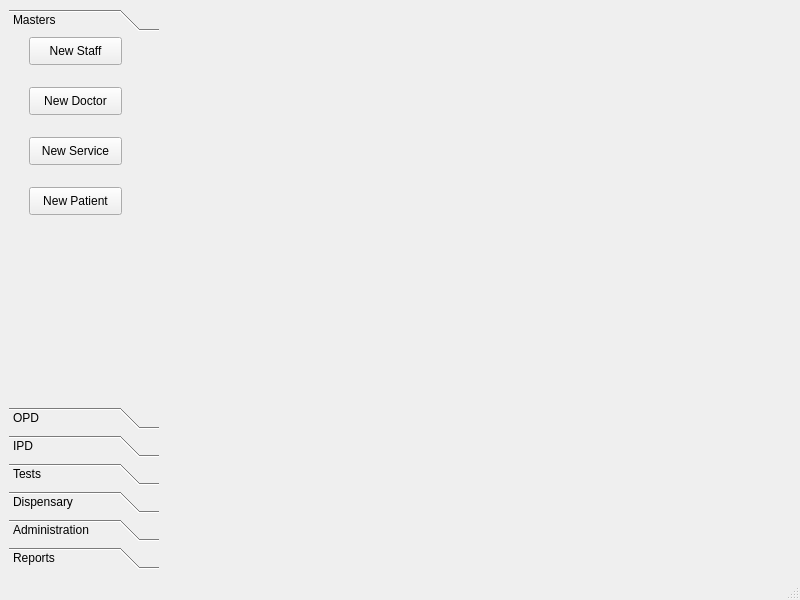
Qt form Application/mainwindow.ui (quasar-pankaj/HMSMain) before a commit.
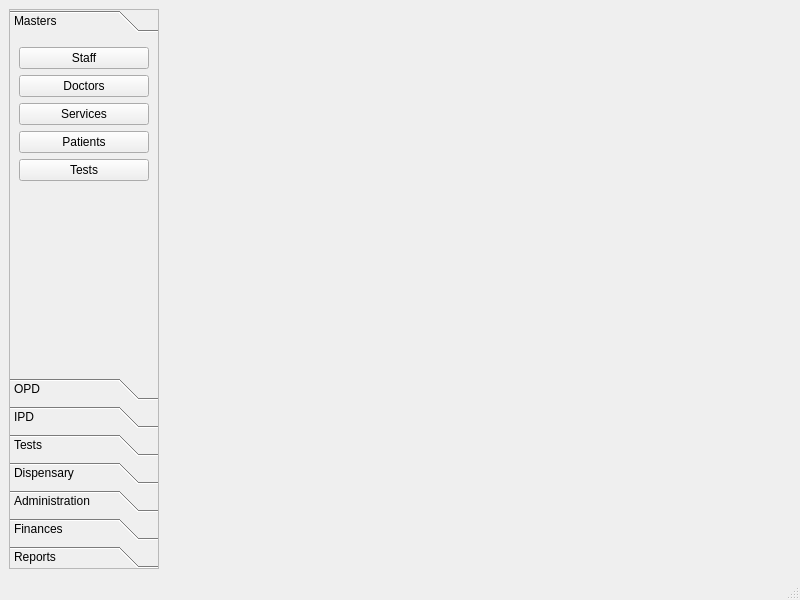
The same form after that commit. The open tabs and pages were chosen to show the change.

```diff
--- a/Application/mainwindow.ui
+++ b/Application/mainwindow.ui
@@ -25,65 +25,81 @@
           <height>16777215</height>
          </size>
         </property>
+        <property name="frameShape">
+         <enum>QFrame::StyledPanel</enum>
+        </property>
+        <property name="frameShadow">
+         <enum>QFrame::Sunken</enum>
+        </property>
         <property name="currentIndex">
          <number>0</number>
         </property>
         <widget class="QWidget" name="mastersPage">
+         <property name="geometry">
+          <rect>
+           <x>0</x>
+           <y>0</y>
+           <width>148</width>
+           <height>275</height>
+          </rect>
+         </property>
          <attribute name="label">
           <string>Masters</string>
          </attribute>
-         <widget class="QPushButton" name="pushButtonStaff">
-          <property name="geometry">
-           <rect>
-            <x>20</x>
-            <y>0</y>
-            <width>93</width>
-            <height>28</height>
-           </rect>
-          </property>
-          <property name="text">
-           <string>New Staff</string>
-          </property>
-         </widget>
-         <widget class="QPushButton" name="pushButtonDoctor">
-          <property name="geometry">
-           <rect>
-            <x>20</x>
-            <y>50</y>
-            <width>93</width>
-            <height>28</height>
-           </rect>
-          </property>
-          <property name="text">
-           <string>New Doctor</string>
-          </property>
-         </widget>
-         <widget class="QPushButton" name="pushButtonService">
-          <property name="geometry">
-           <rect>
-            <x>20</x>
-            <y>100</y>
-            <width>93</width>
-            <height>28</height>
-           </rect>
-          </property>
-          <property name="text">
-           <string>New Service</string>
-          </property>
-         </widget>
-         <widget class="QPushButton" name="pushButtonPatient">
-          <property name="geometry">
-           <rect>
-            <x>20</x>
-            <y>150</y>
-            <width>93</width>
-            <height>28</height>
-           </rect>
-          </property>
-          <property name="text">
-           <string>New Patient</string>
-          </property>
-         </widget>
+         <layout class="QVBoxLayout" name="verticalLayout_2">
+          <item>
+           <layout class="QVBoxLayout" name="verticalLayout">
+            <item>
+             <widget class="QPushButton" name="pushButtonStaff">
+              <property name="text">
+               <string>Staff</string>
+              </property>
+             </widget>
+            </item>
+            <item>
+             <widget class="QPushButton" name="pushButtonDoctor">
+              <property name="text">
+               <string>Doctors</string>
+              </property>
+             </widget>
+            </item>
+            <item>
+             <widget class="QPushButton" name="pushButtonService">
+              <property name="text">
+               <string>Services</string>
+              </property>
+             </widget>
+            </item>
+            <item>
+             <widget class="QPushButton" name="pushButtonPatient">
+              <property name="text">
+               <string>Patients</string>
+              </property>
+             </widget>
+            </item>
+            <item>
+             <widget class="QPushButton" name="pushButtonTests">
+              <property name="text">
+               <string>Tests</string>
+              </property>
+             </widget>
+            </item>
+            <item>
+             <spacer name="verticalSpacer">
+              <property name="orientation">
+               <enum>Qt::Vertical</enum>
+              </property>
+              <property name="sizeHint" stdset="0">
+               <size>
+                <width>20</width>
+                <height>40</height>
+               </size>
+              </property>
+             </spacer>
+            </item>
+           </layout>
+          </item>
+         </layout>
         </widget>
         <widget class="QWidget" name="opdPage">
          <property name="geometry">
@@ -177,6 +193,105 @@
          <attribute name="label">
           <string>Administration</string>
          </attribute>
+         <layout class="QVBoxLayout" name="verticalLayout_12">
+          <item>
+           <layout class="QVBoxLayout" name="verticalLayout_11">
+            <item>
+             <widget class="QPushButton" name="pushButton_16">
+              <property name="text">
+               <string>OPD Monitor</string>
+              </property>
+             </widget>
+            </item>
+            <item>
+             <widget class="QPushButton" name="pushButton_17">
+              <property name="text">
+               <string>IPD Monitor</string>
+              </property>
+             </widget>
+            </item>
+            <item>
+             <widget class="QPushButton" name="pushButton_18">
+              <property name="text">
+               <string>Dispensary Inventory</string>
+              </property>
+             </widget>
+            </item>
+            <item>
+             <widget class="QPushButton" name="pushButton_19">
+              <property name="text">
+               <string>Periodical Balances</string>
+              </property>
+             </widget>
+            </item>
+            <item>
+             <widget class="QPushButton" name="pushButton_22">
+              <property name="text">
+               <string>Stock</string>
+              </property>
+             </widget>
+            </item>
+            <item>
+             <widget class="QPushButton" name="pushButton_23">
+              <property name="text">
+               <string>Inventory</string>
+              </property>
+             </widget>
+            </item>
+            <item>
+             <spacer name="verticalSpacer_6">
+              <property name="orientation">
+               <enum>Qt::Vertical</enum>
+              </property>
+              <property name="sizeHint" stdset="0">
+               <size>
+                <width>20</width>
+                <height>40</height>
+               </size>
+              </property>
+             </spacer>
+            </item>
+           </layout>
+          </item>
+         </layout>
+        </widget>
+        <widget class="QWidget" name="financesPage">
+         <attribute name="label">
+          <string>Finances</string>
+         </attribute>
+         <layout class="QVBoxLayout" name="verticalLayout_14">
+          <item>
+           <layout class="QVBoxLayout" name="verticalLayout_13">
+            <item>
+             <widget class="QPushButton" name="pushButton_20">
+              <property name="text">
+               <string>Ledger</string>
+              </property>
+             </widget>
+            </item>
+            <item>
+             <widget class="QPushButton" name="pushButton_21">
+              <property name="text">
+               <string>Cash Book</string>
+              </property>
+             </widget>
+            </item>
+            <item>
+             <spacer name="verticalSpacer_7">
+              <property name="orientation">
+               <enum>Qt::Vertical</enum>
+              </property>
+              <property name="sizeHint" stdset="0">
+               <size>
+                <width>20</width>
+                <height>40</height>
+               </size>
+              </property>
+             </spacer>
+            </item>
+           </layout>
+          </item>
+         </layout>
         </widget>
         <widget class="QWidget" name="reportsPage">
          <attribute name="label">
```
Left out of the diff: 280 changed lines with no effect on the pictures.
